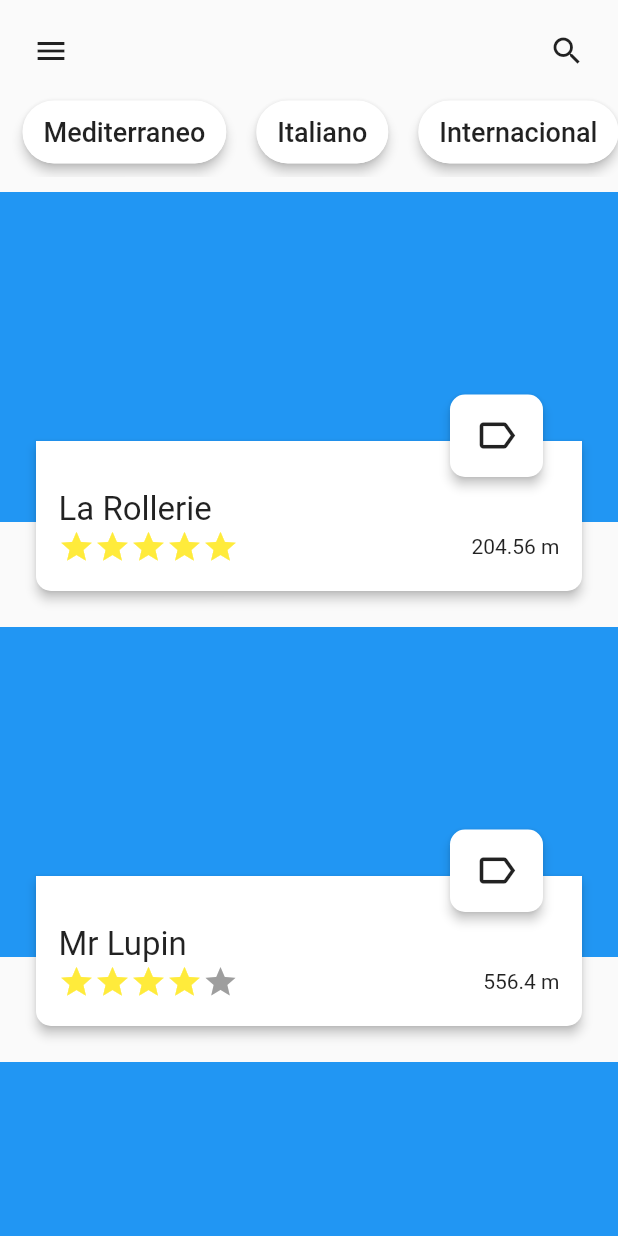
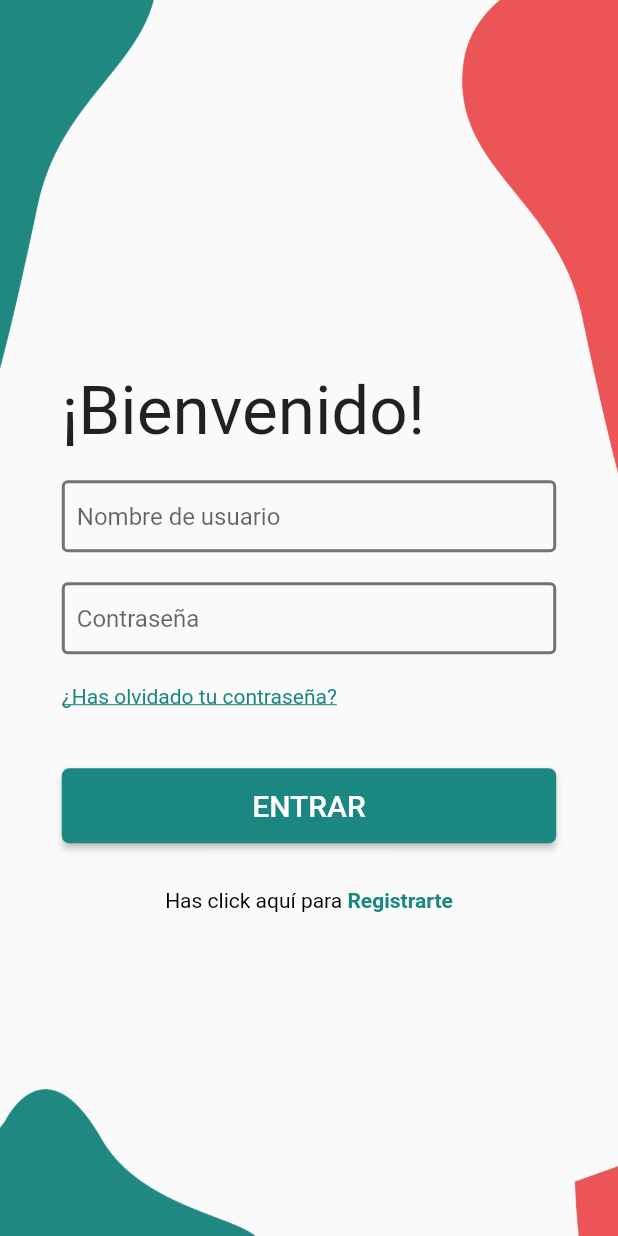
Before and after one commit to hgonzalezfortoul/app_reservas, a Flutter app: the screen it shows after launch, on a phone screen of 412 x 824 dp. Run offline on Flutter 3.47's test engine with Material 2 defaults, Android fonts, the phone set to English and light mode, and no system bars; our stand-ins replace flutter_svg; missing offline and left inert: keyboard_visibility.

```diff
--- a/lib/bloc/cartasRestauranteBloc.dart
+++ b/lib/bloc/cartasRestauranteBloc.dart
@@ -1,5 +1,6 @@
 import 'dart:async';
-import 'package:app_reservar_horario/model/restaurante.dart';
+
+import 'package:app_reservar_horario/classes/restaurante.dart';
 
 class CartasRestauranteBloc {
   List<Restaurante> listaRestaurante = [
--- a/lib/bloc/chipsBloc.dart
+++ b/lib/bloc/chipsBloc.dart
@@ -1,6 +1,5 @@
 import 'dart:async';
-
-import 'package:app_reservar_horario/model/categoria.dart';
+import 'package:app_reservar_horario/classes/categoria.dart';
 
 class ChipsBloc {
   List<Categoria> listaCategorias = [
--- a/lib/components/cartasRestaurante.dart
+++ b/lib/components/cartasRestaurante.dart
@@ -1,5 +1,5 @@
 import 'package:app_reservar_horario/bloc/cartasRestauranteBloc.dart';
-import 'package:app_reservar_horario/model/restaurante.dart';
+import 'package:app_reservar_horario/classes/restaurante.dart';
 import 'package:flutter/material.dart';
 
 class CartasRestaurante extends StatefulWidget {
--- a/lib/components/chips.dart
+++ b/lib/components/chips.dart
@@ -1,4 +1,4 @@
-import 'package:app_reservar_horario/model/categoria.dart';
+import 'package:app_reservar_horario/classes/categoria.dart';
 import 'package:flutter/material.dart';
 import 'package:app_reservar_horario/bloc/chipsBloc.dart';
 
--- a/lib/main.dart
+++ b/lib/main.dart
@@ -1,5 +1,5 @@
+import 'package:app_reservar_horario/views/signinPage.dart';
 import 'package:flutter/material.dart';
-import 'views/homePage.dart';
 
 void main() => runApp(MyApp());
 
@@ -9,7 +9,10 @@ class MyApp extends StatelessWidget {
     return MaterialApp(
       title: 'Material App',
       debugShowCheckedModeBanner: false,
-      home: HomePage(),
+
+      home: Scaffold(
+        body: SigninPage(),
+      ),
     );
   }
 }
--- /dev/null
+++ b/lib/model/SignInController.dart
@@ -0,0 +1,6 @@
+import 'package:flutter/material.dart';
+
+class SignInController {
+
+
+}
--- /dev/null
+++ b/lib/styles/bgSvg.dart
@@ -0,0 +1,26 @@
+import 'package:flutter_svg/flutter_svg.dart';
+import 'package:flutter/material.dart';
+
+import 'color.dart';
+
+class MySvgBackgrounds {
+  static Color _colorPrimario= MyColors().colorPrimario;
+  static Color _colorSecundario= MyColors().colorSecundario;
+
+  SvgPicture bgTopLeftSignIn = SvgPicture.asset(
+    "assets/img/top-left.svg",
+    color: _colorPrimario,
+  );
+  SvgPicture bgBotLeftSignIn = SvgPicture.asset(
+    "assets/img/bot-left.svg",
+    color: _colorPrimario,
+  );
+  SvgPicture bgTopRightSignIn = SvgPicture.asset(
+    "assets/img/top-right.svg",
+    color: _colorSecundario,
+  );
+  SvgPicture bgBotRightSignIn = SvgPicture.asset(
+    "assets/img/bot-right.svg",
+    color: _colorSecundario,
+  );
+}
--- /dev/null
+++ b/lib/styles/color.dart
@@ -0,0 +1,7 @@
+import 'package:flutter/material.dart';
+
+class MyColors {
+  Color colorPrimario = Color.fromRGBO(26, 136, 129, 1);
+  Color colorSecundario = Color.fromRGBO(255, 84, 84, 1);
+  Color colorFondo = Colors.grey[50];
+}
--- a/lib/views/homePage.dart
+++ b/lib/views/homePage.dart
@@ -1,5 +1,3 @@
-import 'dart:developer';
-
 import 'package:app_reservar_horario/bloc/chipsBloc.dart';
 import 'package:app_reservar_horario/components/cartasRestaurante.dart';
 import 'package:app_reservar_horario/components/chips.dart';
--- /dev/null
+++ b/lib/views/signinPage.dart
@@ -0,0 +1,214 @@
+import 'package:app_reservar_horario/model/SignInController.dart';
+import 'package:flutter/material.dart';
+import 'package:app_reservar_horario/styles/color.dart';
+import 'package:keyboard_visibility/keyboard_visibility.dart';
+
+class SigninPage extends StatefulWidget {
+  @override
+  _SigninPageState createState() => _SigninPageState();
+}
+
+class _SigninPageState extends State<SigninPage> {
+  GlobalKey<FormState> _formKey;
+  double _heightAnimatedContainer = 0;
+  SignInController _signInController = SignInController();
+  KeyboardVisibilityNotification _keyboardVisibility =
+      new KeyboardVisibilityNotification();
+
+  @override
+  void initState() {
+    _formKey = GlobalKey<FormState>();
+    _keyboardVisibility.addNewListener(onChange: (bool v) {
+      setState(() {
+        v
+            ? _heightAnimatedContainer =
+                MediaQuery.of(context).size.height * 0.1
+            : _heightAnimatedContainer =
+                MediaQuery.of(context).size.height * 0.3;
+      });
+    });
+
+    super.initState();
+  }
+
+  @override
+  Widget build(BuildContext context) {
+    Color _colorPrimario = MyColors().colorPrimario;
+    Color _colorSecundario = MyColors().colorSecundario;
+    Color _colorFondo = MyColors().colorFondo;
+
+    String _nombre = "";
+    String _pass = "";
+
+    return Container(
+        decoration: BoxDecoration(
+            image: DecorationImage(
+                image: AssetImage("assets/img/bg.png"), fit: BoxFit.fill)),
+        width: double.infinity,
+        height: MediaQuery.of(context).size.height,
+        child: SingleChildScrollView(
+          child: Container(
+            child: Form(
+              key: _formKey,
+              child: Column(
+                children: <Widget>[
+                  AnimatedContainer(
+                    height: _heightAnimatedContainer == 0
+                        ? MediaQuery.of(context).size.height * 0.3
+                        : _heightAnimatedContainer,
+                    duration: Duration(seconds: 0),
+                  ),
+                  Container(
+                    width: MediaQuery.of(context).size.width * 0.8,
+                    padding: EdgeInsets.only(bottom: 10),
+                    child: Text(
+                      "¡Bienvenido!",
+                      style: TextStyle(fontSize: 45),
+                    ),
+                  ),
+                  Container(
+                    padding: EdgeInsets.symmetric(vertical: 10),
+                    width: MediaQuery.of(context).size.width * 0.8,
+                    constraints: BoxConstraints(maxWidth: 600),
+                    child: Container(
+                      decoration: BoxDecoration(
+                          color: _colorFondo,
+                          borderRadius: BorderRadius.circular(5)),
+                      child: TextFormField(
+                        validator: (value) {
+                          if (value.isEmpty) {
+                            return "Introduce el nombre de usuario";
+                          }
+                          return null;
+                        },
+                        onSaved: (String nombre) {
+                          _nombre = nombre;
+                        },
+                        decoration: InputDecoration(
+                          contentPadding:
+                              EdgeInsets.symmetric(vertical: 0, horizontal: 10),
+                          hintText: "Nombre de usuario",
+                          focusedBorder: OutlineInputBorder(
+                            borderSide:
+                                BorderSide(color: _colorPrimario, width: 2),
+                          ),
+                          enabledBorder: OutlineInputBorder(
+                            borderSide:
+                                BorderSide(width: 2, color: Colors.black54),
+                          ),
+                          errorBorder: OutlineInputBorder(
+                            borderSide:
+                                BorderSide(width: 2, color: _colorSecundario),
+                          ),
+                          focusedErrorBorder: OutlineInputBorder(
+                            borderSide:
+                                BorderSide(width: 2, color: _colorSecundario),
+                          ),
+                        ),
+                      ),
+                    ),
+                  ),
+                  Container(
+                    padding: EdgeInsets.symmetric(vertical: 10),
+                    width: MediaQuery.of(context).size.width * 0.8,
+                    constraints: BoxConstraints(maxWidth: 600),
+                    child: Container(
+                      decoration: BoxDecoration(
+                          color: _colorFondo,
+                          borderRadius: BorderRadius.circular(5)),
+                      child: TextFormField(
+                        validator: (value) {
+                          if (value.isEmpty) {
+                            return "Introduce la contraseña";
+                          }
+                          return null;
+                        },
+                        onSaved: (String pass) {
+                          _pass = pass;
+                        },
+                        decoration: InputDecoration(
+                          contentPadding:
+                              EdgeInsets.symmetric(vertical: 0, horizontal: 10),
+                          hintText: "Contraseña",
+                          focusedBorder: OutlineInputBorder(
+                            borderSide:
+                                BorderSide(color: _colorPrimario, width: 2),
+                          ),
+                          enabledBorder: OutlineInputBorder(
+                            borderSide:
+                                BorderSide(width: 2, color: Colors.black54),
+                          ),
+                          errorBorder: OutlineInputBorder(
+                            borderSide:
+                                BorderSide(width: 2, color: _colorSecundario),
+                          ),
+                          focusedErrorBorder: OutlineInputBorder(
+                            borderSide:
+                                BorderSide(width: 2, color: _colorSecundario),
+                          ),
+                        ),
+                      ),
+                    ),
+                  ),
+                  Container(
+                    padding: EdgeInsets.symmetric(vertical: 10),
+                    width: MediaQuery.of(context).size.width * 0.8,
+                    constraints: BoxConstraints(maxWidth: 600),
+                    child: InkWell(
+                        child: Text(
+                      "¿Has olvidado tu contraseña?",
+                      style: TextStyle(
+                          decoration: TextDecoration.underline,
+                          color: MyColors().colorPrimario),
+                    )),
+                  ),
+                  Container(
+                    padding: EdgeInsets.symmetric(vertical: 30),
+                    width: MediaQuery.of(context).size.width * 0.8,
+                    constraints: BoxConstraints(maxWidth: 600),
+                    child: MaterialButton(
+                      height: 50,
+                      onPressed: () {
+                        if (_formKey.currentState.validate()) {
+                          _formKey.currentState.save();
+                        }
+                      },
+                      child: Text(
+                        "ENTRAR",
+                        style: TextStyle(color: Colors.white, fontSize: 20),
+                      ),
+                      color: MyColors().colorPrimario,
+                      elevation: 2,
+                      shape: RoundedRectangleBorder(
+                          borderRadius: BorderRadius.circular(5)),
+                    ),
+                  ),
+                  Container(
+                    padding: EdgeInsets.only(bottom: 30),
+                    width: MediaQuery.of(context).size.width * 0.8,
+                    constraints: BoxConstraints(
+                      maxWidth: 600,
+                    ),
+                    alignment: Alignment.center,
+                    child: RichText(
+                      text: TextSpan(
+                          style: new TextStyle(
+                            color: Colors.black,
+                          ),
+                          children: [
+                            TextSpan(text: "Has click aquí para "),
+                            TextSpan(
+                                text: "Registrarte",
+                                style: TextStyle(
+                                    color: _colorPrimario,
+                                    fontWeight: FontWeight.bold))
+                          ]),
+                    ),
+                  )
+                ],
+              ),
+            ),
+          ),
+        ));
+  }
+}
```
Also changed, not shown: pubspec.yaml (+7 -5 lines), assets/img/bg.png (added), lib/classes/categoria.dart (renamed from lib/model/categoria.dart), lib/classes/restaurante.dart (renamed from lib/model/restaurante.dart), pubspec.lock.
